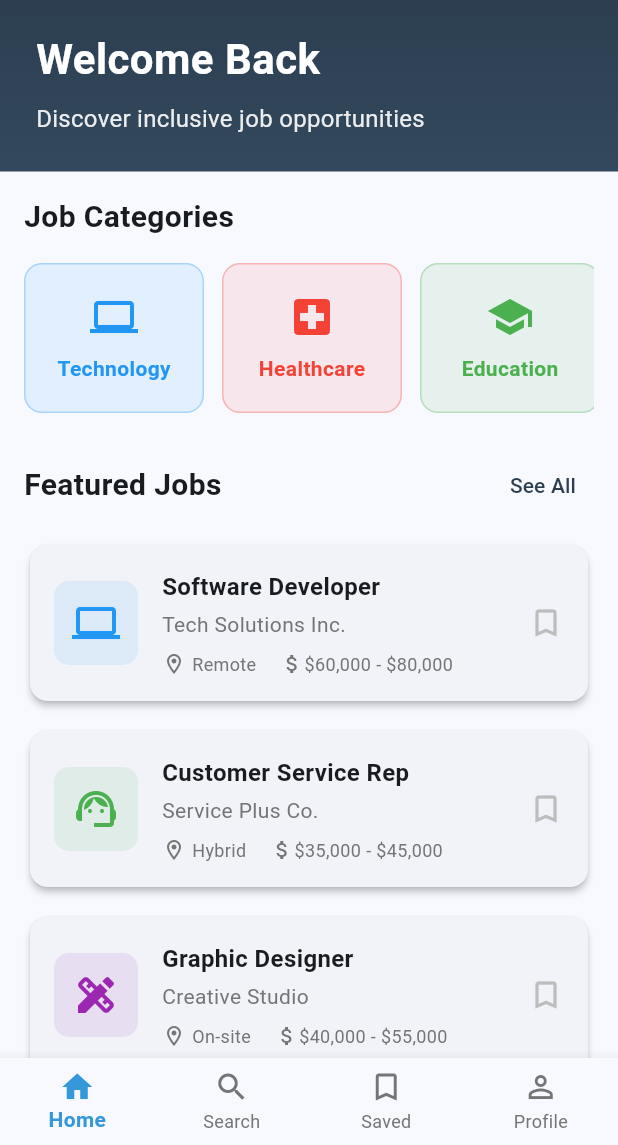
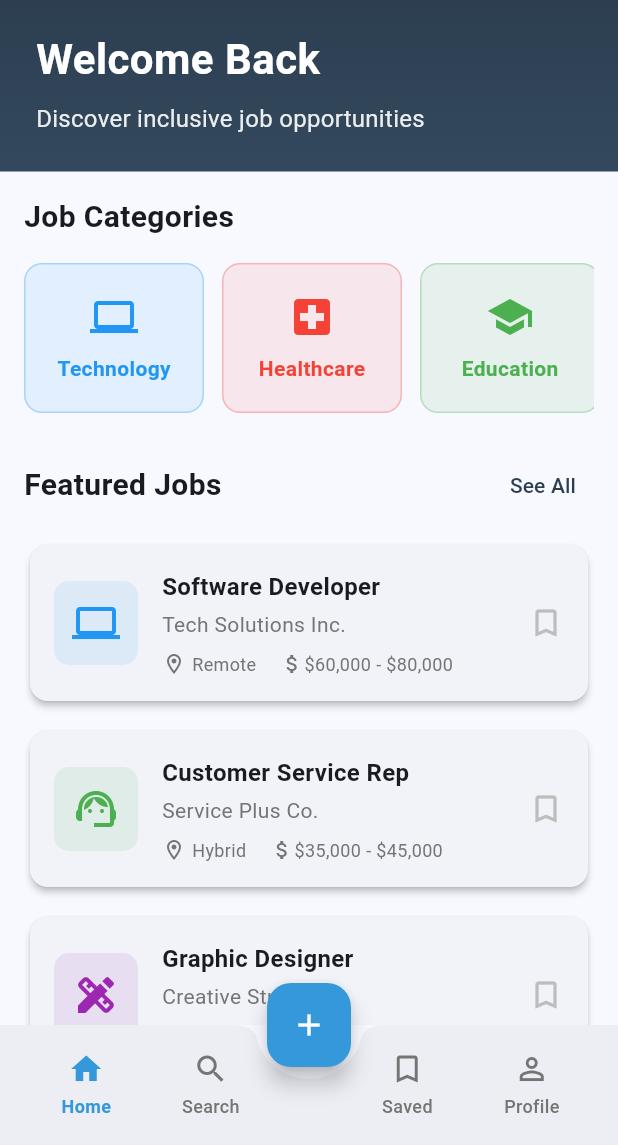
Before and after one commit to antonyvs05/Disabled-jobs-app-project, a Flutter app: the HomePage screen opened directly, on a phone screen of 412 x 824 dp, the part 91-1236 px from its top. Run offline on Flutter 3.47's test engine with Material 3 defaults, Android fonts, the phone set to English and light mode, and no system bars; our stand-ins replace cloud_firestore, firebase_auth, firebase_core; accounts and stored records are empty.

Commit message:
added more navbar functionaility

```diff
--- a/flutter_application_job/lib/home.dart
+++ b/flutter_application_job/lib/home.dart
@@ -54,36 +54,119 @@ class _HomePageState extends State<HomePage> {
           const ProfilePage(),
         ],
       ),
-      bottomNavigationBar: BottomNavigationBar(
-        type: BottomNavigationBarType.fixed,
-        selectedItemColor: const Color(0xFF3498DB),
-        unselectedItemColor: Colors.grey.shade600,
-        selectedLabelStyle: const TextStyle(fontWeight: FontWeight.w600),
-        currentIndex: _currentIndex,
-        onTap: (index) {
+      floatingActionButtonLocation: FloatingActionButtonLocation.centerDocked,
+      floatingActionButton: FloatingActionButton(
+        backgroundColor: const Color(0xFF3498DB),
+        foregroundColor: Colors.white,
+        onPressed: () {
+          _showMeetingOptions();
+        },
+        child: const Icon(Icons.add),
+      ),
+      bottomNavigationBar: BottomAppBar(
+        shape: const CircularNotchedRectangle(),
+        notchMargin: 8,
+        child: SizedBox(
+          height: 64,
+          child: Row(
+            mainAxisAlignment: MainAxisAlignment.spaceAround,
+            children: [
+              _buildNavItem(
+                index: 0,
+                icon: Icons.home,
+                label: 'Home',
+              ),
+              _buildNavItem(
+                index: 1,
+                icon: Icons.search,
+                label: 'Search',
+              ),
+              const SizedBox(width: 48),
+              _buildNavItem(
+                index: 2,
+                icon: Icons.bookmark_outline,
+                label: 'Saved',
+              ),
+              _buildNavItem(
+                index: 3,
+                icon: Icons.person_outline,
+                label: 'Profile',
+              ),
+            ],
+          ),
+        ),
+      ),
+    );
+  }
+
+  Widget _buildNavItem({
+    required int index,
+    required IconData icon,
+    required String label,
+  }) {
+    final isSelected = _currentIndex == index;
+    final color = isSelected ? const Color(0xFF3498DB) : Colors.grey.shade600;
+    return Expanded(
+      child: InkWell(
+        onTap: () {
           setState(() {
             _currentIndex = index;
           });
         },
-        items: const [
-          BottomNavigationBarItem(
-            icon: Icon(Icons.home),
-            label: 'Home',
+        child: Column(
+          mainAxisAlignment: MainAxisAlignment.center,
+          mainAxisSize: MainAxisSize.min,
+          children: [
+            Icon(icon, color: color),
+            const SizedBox(height: 4),
+            Text(
+              label,
+              style: TextStyle(
+                color: color,
+                fontSize: 12,
+                fontWeight: isSelected ? FontWeight.w600 : FontWeight.w500,
+              ),
+            ),
+          ],
+        ),
+      ),
+    );
+  }
+
+  void _showMeetingOptions() {
+    showModalBottomSheet(
+      context: context,
+      shape: const RoundedRectangleBorder(
+        borderRadius: BorderRadius.vertical(top: Radius.circular(16)),
+      ),
+      builder: (context) {
+        return SafeArea(
+          child: Padding(
+            padding: const EdgeInsets.symmetric(vertical: 12),
+            child: Column(
+              mainAxisSize: MainAxisSize.min,
+              children: [
+                ListTile(
+                  leading: const Icon(Icons.group_add, color: Color(0xFF3498DB)),
+                  title: const Text('Join a meeting'),
+                  subtitle: const Text('Enter a session code to join'),
+                  onTap: () {
+                    Navigator.pop(context);
+                  },
+                ),
+                ListTile(
+                  leading: const Icon(Icons.video_call, color: Color(0xFF3498DB)),
+                  title: const Text('Create a meeting'),
+                  subtitle: const Text('Start a new session with an employer'),
+                  onTap: () {
+                    Navigator.pop(context);
+                  },
+                ),
+              ],
+            ),
           ),
-          BottomNavigationBarItem(
-            icon: Icon(Icons.search),
-            label: 'Search',
-          ),
-          BottomNavigationBarItem(
-            icon: Icon(Icons.bookmark_outline),
-            label: 'Saved',
-          ),
-          BottomNavigationBarItem(
-            icon: Icon(Icons.person_outline),
-            label: 'Profile',
-          ),
-        ],
-      ),
+        );
+      },
     );
   }
 
@@ -334,5 +417,4 @@ class _HomePageState extends State<HomePage> {
     );
   }
 
-
 }
```
